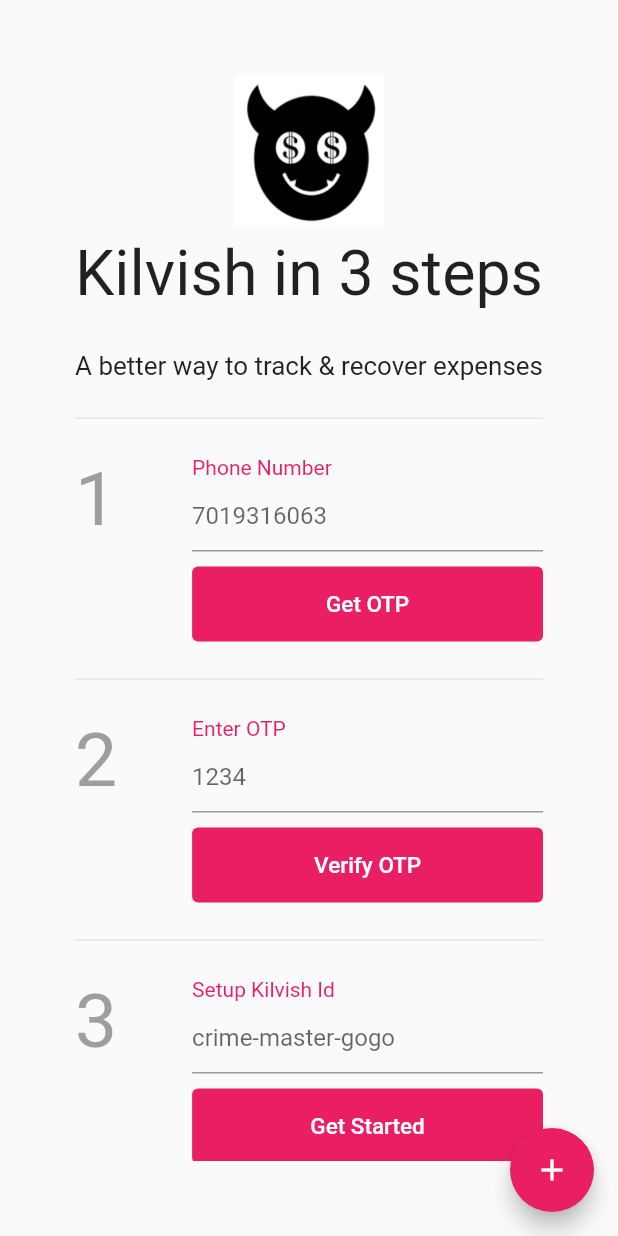
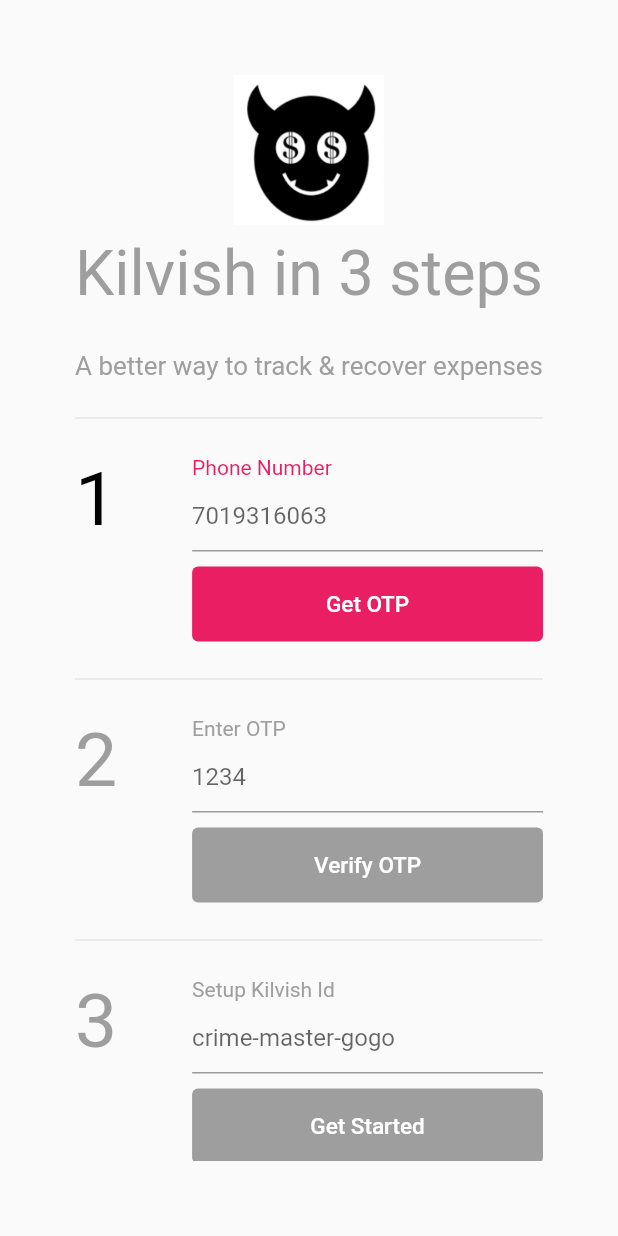
Before and after one commit to tamraj-kilvish/kilvish, a Flutter app: the screen it shows after launch, on a phone screen of 412 x 824 dp. Run offline on Flutter 3.47's test engine with Material 2 defaults, Android fonts, the phone set to English and light mode, and no system bars.

Commit message:
form states are working now

```diff
--- a/lib/constants.dart
+++ b/lib/constants.dart
@@ -2,3 +2,6 @@ import 'package:flutter/material.dart';
 
 const MaterialColor primaryColor = Colors.pink;
 const TextStyle textStylePrimaryColor = TextStyle(color: primaryColor);
+
+const MaterialColor inactiveColor = Colors.grey;
+const TextStyle textStyleInactive = TextStyle(color: inactiveColor);
--- a/lib/signup.dart
+++ b/lib/signup.dart
@@ -4,30 +4,24 @@ import 'constants.dart';
 class SignUpPage extends StatefulWidget {
   const SignUpPage({Key? key}) : super(key: key);
 
-  // This widget is the home page of your application. It is stateful, meaning
-  // that it has a State object (defined below) that contains fields that affect
-  // how it looks.
-
-  // This class is the configuration for the state. It holds the values (in this
-  // case the title) provided by the parent (in this case the App widget) and
-  // used by the build method of the State. Fields in a Widget subclass are
-  // always marked "final".
-
   @override
-  State<SignUpPage> createState() => _SignUpPageState();
+  SignUpPageState createState() => SignUpPageState();
 }
 
-class _SignUpPageState extends State<SignUpPage> {
-  //int _counter = 0;
+class SignUpPageState extends State<SignUpPage> {
+  int stepNumber = 1;
 
-  void _incrementCounter() {
+  // these callbacks need instance of context & hence not defining them like genericFieldValidator()
+  void denyFormSubmission() {
+    ScaffoldMessenger.of(context).showSnackBar(
+      const SnackBar(content: Text('This form is locked')),
+    );
+  }
+
+  void allowFormSubmission() {
+    print("here");
     setState(() {
-      // This call to setState tells the Flutter framework that something has
-      // changed in this State, which causes it to rerun the build method below
-      // so that the display can reflect the updated values. If we changed
-      // _counter without calling setState(), then the build method would not be
-      // called again, and so nothing would appear to happen.
-      //_counter++;
+      stepNumber += 1;
     });
   }
 
@@ -58,7 +52,8 @@ class _SignUpPageState extends State<SignUpPage> {
                     child: Container(
                       margin: const EdgeInsets.only(top: 10),
                       child: const Text("Kilvish in 3 steps",
-                          style: TextStyle(fontSize: 50.0)),
+                          style:
+                              TextStyle(fontSize: 50.0, color: inactiveColor)),
                     ),
                   ),
                   FittedBox(
@@ -67,31 +62,89 @@ class _SignUpPageState extends State<SignUpPage> {
                       margin: const EdgeInsets.only(top: 30),
                       child: const Text(
                           "A better way to track & recover expenses",
-                          style: TextStyle(fontSize: 20.0)),
+                          style:
+                              TextStyle(fontSize: 20.0, color: inactiveColor)),
                     ),
                   ),
                 ],
               ),
             ),
-            homepageForm("1", "Phone Number", "Get OTP", "7019316063"),
-            homepageForm("2", "Enter OTP", "Verify OTP", "1234"),
-            homepageForm(
-                "3", "Setup Kilvish Id", "Get Started", "crime-master-gogo"),
+            SignupForm(
+              stepNumber: "1",
+              fieldLabel: "Phone Number",
+              buttonLabel: "Get OTP",
+              hint: "7019316063",
+              isActive: stepNumber >= 1,
+              // the functions are passed from here as stepNumber variable is defined in this class
+              buttonClickHandler:
+                  (stepNumber >= 1 ? allowFormSubmission : denyFormSubmission),
+            ),
+            SignupForm(
+              stepNumber: "2",
+              fieldLabel: "Enter OTP",
+              buttonLabel: "Verify OTP",
+              hint: "1234",
+              isActive: stepNumber >= 2,
+              buttonClickHandler:
+                  (stepNumber >= 2 ? allowFormSubmission : denyFormSubmission),
+            ),
+            SignupForm(
+              stepNumber: "3",
+              fieldLabel: "Setup Kilvish Id",
+              buttonLabel: "Get Started",
+              hint: "crime-master-gogo",
+              isActive: stepNumber >= 3,
+              buttonClickHandler:
+                  (stepNumber >= 3 ? allowFormSubmission : denyFormSubmission),
+            ),
           ],
         ),
       ),
-      floatingActionButton: FloatingActionButton(
-        onPressed: _incrementCounter,
-        tooltip: 'Increment',
-        child: const Icon(Icons.add),
-      ), // This trailing comma makes auto-formatting nicer for build methods.
     );
   }
 }
 
-Column homepageForm(
-    String stepNumber, String textLabel, String buttonLabel, String hint) {
-  return Column(children: [
+String? genericFieldValidator(value) {
+  if (value == null || value.isEmpty) {
+    return 'Please enter some text';
+  }
+  return null;
+}
+
+class SignupForm extends StatefulWidget {
+  final String stepNumber;
+  final String fieldLabel;
+  final String buttonLabel;
+  final String hint;
+  final bool isActive;
+  final String? Function(String?) fieldValidator;
+  final void Function() buttonClickHandler;
+
+  const SignupForm({
+    required this.stepNumber,
+    required this.fieldLabel,
+    required this.buttonLabel,
+    required this.hint,
+    required this.isActive,
+    required this.buttonClickHandler,
+    String? Function(String?)? fieldvalidator,
+    super.key,
+  }) : fieldValidator = fieldvalidator ?? genericFieldValidator;
+
+  @override
+  SignupFormState createState() => SignupFormState();
+}
+
+class SignupFormState extends State<SignupForm> {
+  final _formKey = GlobalKey<
+      FormState>(); //this field has made the class stateful. Now we have stateful class within stateful which is bad but I could not get it to work otherwise
+
+  @override
+  Widget build(BuildContext context) {
+    // Build a Form widget using the _formKey created above.
+    return Form(
+      key: _formKey,
+      child: Column(children: [
         const Divider(height: 50),
         Row(
           crossAxisAlignment: CrossAxisAlignment.start,
@@ -100,8 +153,11 @@ Column homepageForm(
               fit: BoxFit.fitWidth,
               child: Container(
                 margin: const EdgeInsets.only(right: 50),
-            child: Text(stepNumber,
-                style: const TextStyle(fontSize: 50.0, color: Colors.grey)),
+                child: Text(widget.stepNumber,
+                    style: TextStyle(
+                        fontSize: 50.0,
+                        color:
+                            (widget.isActive) ? Colors.black : inactiveColor)),
               ),
             ),
             Expanded(
@@ -109,23 +165,27 @@ Column homepageForm(
                 children: [
                   Align(
                     alignment: Alignment.centerLeft,
-                child: Text(textLabel, style: textStylePrimaryColor),
+                    child: Text(widget.fieldLabel,
+                        style: (widget.isActive)
+                            ? textStylePrimaryColor
+                            : textStyleInactive),
                   ),
-              TextField(
+                  TextFormField(
                       decoration: InputDecoration(
-                  hintText: hint,
+                        hintText: widget.hint,
                       ),
-              ),
+                      validator: widget.fieldValidator),
                   Container(
                     margin: const EdgeInsets.only(top: 10),
                     child: TextButton(
                       style: TextButton.styleFrom(
-                      backgroundColor: primaryColor,
+                          backgroundColor:
+                              (widget.isActive) ? primaryColor : inactiveColor,
                           minimumSize: const Size.fromHeight(50)),
-                  onPressed: null,
-                  child: Text(buttonLabel,
-                      style:
-                          const TextStyle(color: Colors.white, fontSize: 15)),
+                      onPressed: widget.buttonClickHandler,
+                      child: Text(widget.buttonLabel,
+                          style: const TextStyle(
+                              color: Colors.white, fontSize: 15)),
                     ),
                   )
                 ],
@@ -133,5 +193,7 @@ Column homepageForm(
             ),
           ],
         ),
-  ]);
+      ]),
+    );
   }
+}
```
Lines whose indentation alone changed are shown as unchanged.
